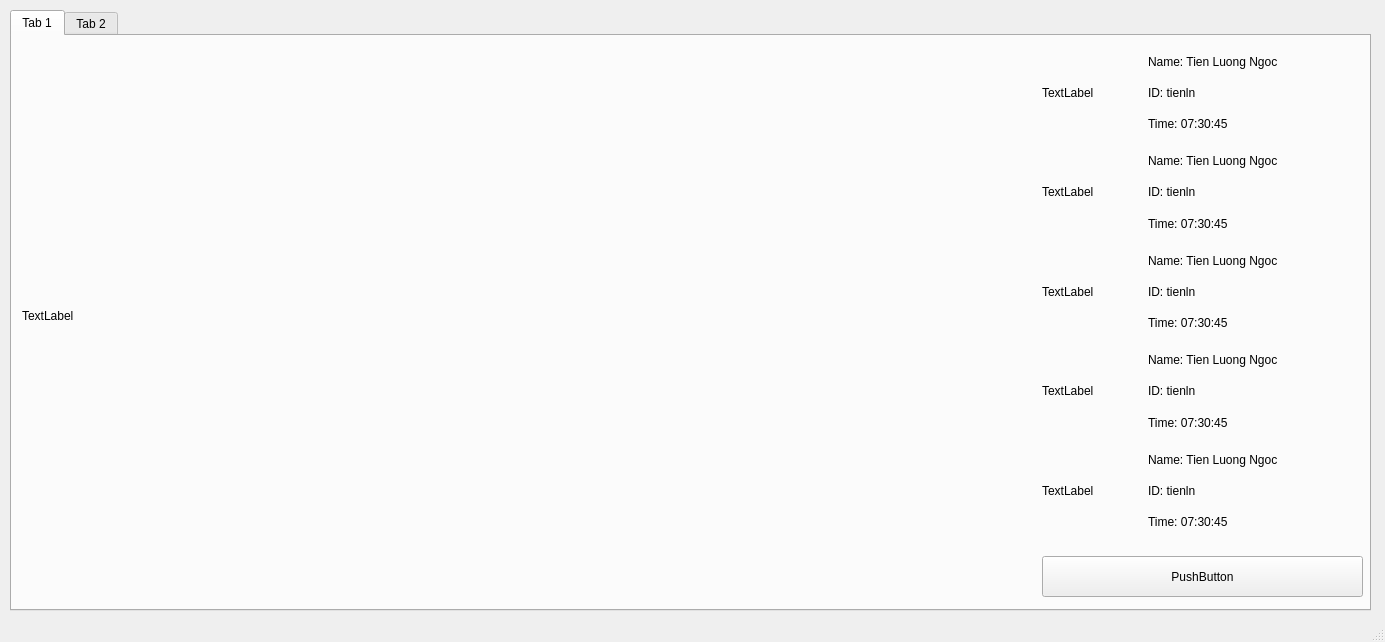
The window that src/face_ui/face_ui.ui (tienluongngoc/face_recognition_QT5) describes before a commit, drawn with Qt 5.
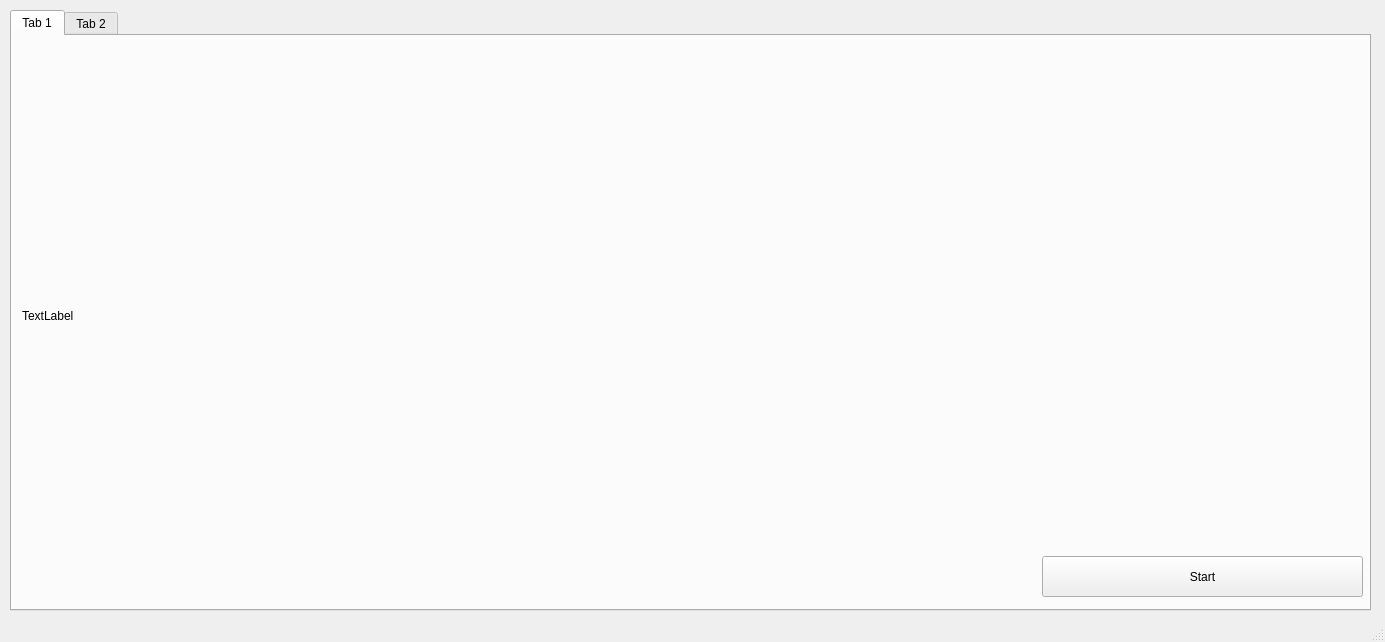
The same window after the commit.

```diff
--- a/src/face_ui/face_ui.ui
+++ b/src/face_ui/face_ui.ui
@@ -85,7 +85,7 @@
                </size>
               </property>
               <property name="text">
-               <string>TextLabel</string>
+               <string/>
               </property>
              </widget>
             </item>
@@ -97,21 +97,21 @@
               <item>
                <widget class="QLabel" name="name_1">
                 <property name="text">
-                 <string>Name: Tien Luong Ngoc</string>
+                 <string/>
                 </property>
                </widget>
               </item>
               <item>
                <widget class="QLabel" name="id_1">
                 <property name="text">
-                 <string>ID: tienln</string>
+                 <string/>
                 </property>
                </widget>
               </item>
               <item>
                <widget class="QLabel" name="time_1">
                 <property name="text">
-                 <string>Time: 07:30:45</string>
+                 <string/>
                 </property>
                </widget>
               </item>
@@ -130,7 +130,7 @@
                </size>
               </property>
               <property name="text">
-               <string>TextLabel</string>
+               <string/>
               </property>
              </widget>
             </item>
@@ -142,21 +142,21 @@
               <item>
                <widget class="QLabel" name="name_2">
                 <property name="text">
-                 <string>Name: Tien Luong Ngoc</string>
+                 <string/>
                 </property>
                </widget>
               </item>
               <item>
                <widget class="QLabel" name="id_2">
                 <property name="text">
-                 <string>ID: tienln</string>
+                 <string/>
                 </property>
                </widget>
               </item>
               <item>
                <widget class="QLabel" name="time_2">
                 <property name="text">
-                 <string>Time: 07:30:45</string>
+                 <string/>
                 </property>
                </widget>
               </item>
@@ -175,7 +175,7 @@
                </size>
               </property>
               <property name="text">
-               <string>TextLabel</string>
+               <string/>
               </property>
              </widget>
             </item>
@@ -187,21 +187,21 @@
               <item>
                <widget class="QLabel" name="name_3">
                 <property name="text">
-                 <string>Name: Tien Luong Ngoc</string>
+                 <string/>
                 </property>
                </widget>
               </item>
               <item>
                <widget class="QLabel" name="id_3">
                 <property name="text">
-                 <string>ID: tienln</string>
+                 <string/>
                 </property>
                </widget>
               </item>
               <item>
                <widget class="QLabel" name="time_3">
                 <property name="text">
-                 <string>Time: 07:30:45</string>
+                 <string/>
                 </property>
                </widget>
               </item>
@@ -223,7 +223,7 @@
                </size>
               </property>
               <property name="text">
-               <string>TextLabel</string>
+               <string/>
               </property>
              </widget>
             </item>
@@ -235,21 +235,21 @@
               <item>
                <widget class="QLabel" name="name_4">
                 <property name="text">
-                 <string>Name: Tien Luong Ngoc</string>
+                 <string/>
                 </property>
                </widget>
               </item>
               <item>
                <widget class="QLabel" name="id_4">
                 <property name="text">
-                 <string>ID: tienln</string>
+                 <string/>
                 </property>
                </widget>
               </item>
               <item>
                <widget class="QLabel" name="time_4">
                 <property name="text">
-                 <string>Time: 07:30:45</string>
+                 <string/>
                 </property>
                </widget>
               </item>
@@ -268,7 +268,7 @@
                </size>
               </property>
               <property name="text">
-               <string>TextLabel</string>
+               <string/>
               </property>
              </widget>
             </item>
@@ -280,21 +280,21 @@
               <item>
                <widget class="QLabel" name="name_5">
                 <property name="text">
-                 <string>Name: Tien Luong Ngoc</string>
+                 <string/>
                 </property>
                </widget>
               </item>
               <item>
                <widget class="QLabel" name="id_5">
                 <property name="text">
-                 <string>ID: tienln</string>
+                 <string/>
                 </property>
                </widget>
               </item>
               <item>
                <widget class="QLabel" name="time_5">
                 <property name="text">
-                 <string>Time: 07:30:45</string>
+                 <string/>
                 </property>
                </widget>
               </item>
@@ -314,7 +314,7 @@
           </rect>
          </property>
          <property name="text">
-          <string>PushButton</string>
+          <string>Start</string>
          </property>
         </widget>
        </widget>
```
